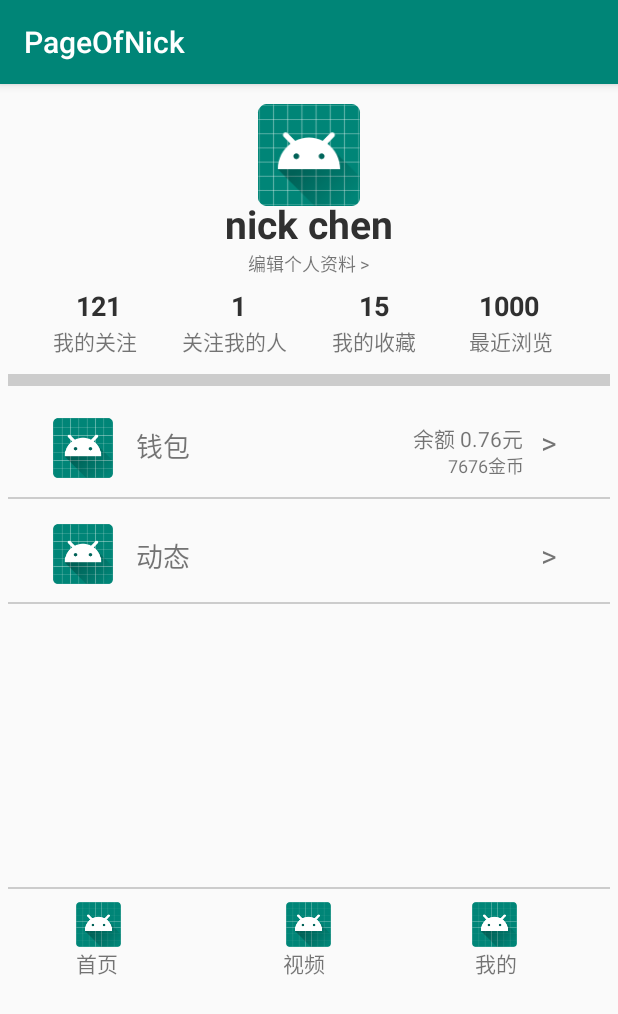
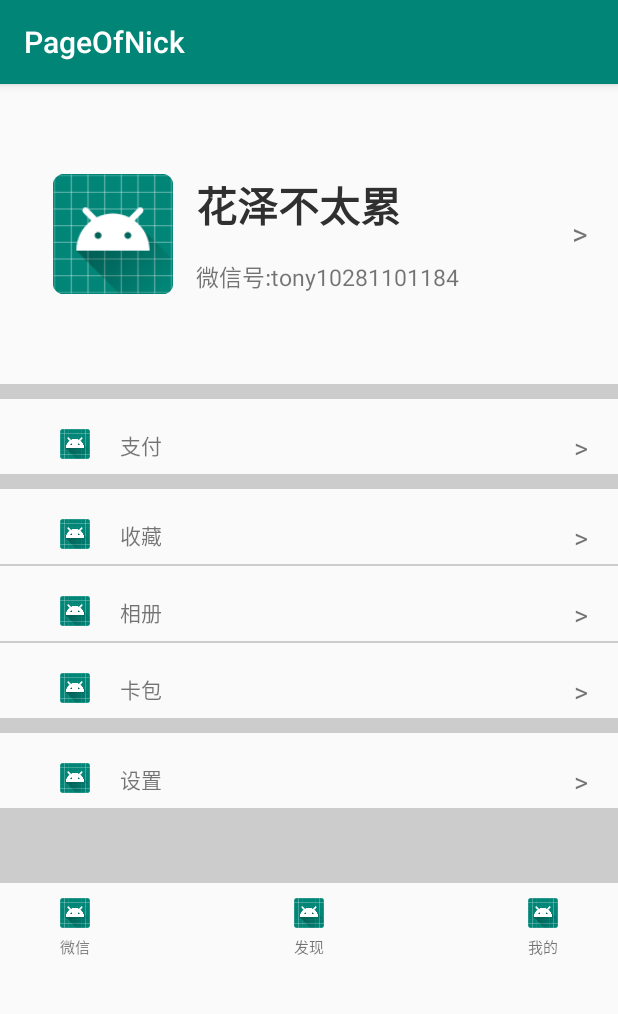
Before and after one commit to ZhoujunyuJuly/ActivityTest, an Android app: the screen it shows after launch (MainActivity), on a phone screen of 412 x 824 dp. Shown: the top 1014 px of the screen. Run offline under Robolectric (Android 15) with nearby library versions, the phone set to English and light mode, and no system bars.

Commit message:
wechat page

```diff
--- a/pageofnick/src/main/java/com/example/pageofnick/MainActivity.java
+++ b/pageofnick/src/main/java/com/example/pageofnick/MainActivity.java
@@ -8,6 +8,6 @@ public class MainActivity extends AppCompatActivity {
     @Override
     protected void onCreate(Bundle savedInstanceState) {
         super.onCreate(savedInstanceState);
-        setContentView(R.layout.page);
+        setContentView(R.layout.mainpage);
     }
 }
--- /dev/null
+++ b/pageofnick/src/main/res/layout/mainpage.xml
@@ -0,0 +1,322 @@
+<?xml version="1.0" encoding="utf-8"?>
+<RelativeLayout xmlns:android="http://schemas.android.com/apk/res/android"
+    android:layout_width="match_parent" android:layout_height="match_parent">
+
+    <RelativeLayout
+        android:id="@+id/top"
+        android:layout_width="match_parent"
+        android:layout_height="200dp"
+        android:layout_alignParentTop="true">
+
+        <ImageView
+            android:id="@+id/portrait"
+            android:layout_width="80dp"
+            android:layout_height="80dp"
+            android:src="@mipmap/ic_launcher_round"
+            android:layout_alignParentLeft="true"
+            android:layout_marginLeft="35dp"
+            android:layout_centerVertical="true"/>
+
+        <TextView
+            android:id="@+id/wechat_name"
+            android:layout_width="wrap_content"
+            android:layout_height="wrap_content"
+            android:text="花泽不太累"
+            android:textSize="27dp"
+            android:layout_toRightOf="@id/portrait"
+            android:layout_alignTop="@id/portrait"
+            android:layout_marginLeft="15dp"
+            android:textColor="@color/colorBlack"
+            android:textStyle="bold"/>
+
+        <TextView
+            android:layout_width="wrap_content"
+            android:layout_height="wrap_content"
+            android:text="微信号:tony10281101184"
+            android:textSize="15dp"
+            android:layout_alignBottom="@id/portrait"
+            android:layout_alignLeft="@id/wechat_name"
+            />
+
+        <TextView
+            android:layout_width="wrap_content"
+            android:layout_height="wrap_content"
+            android:text=">"
+            android:layout_alignParentRight="true"
+            android:layout_marginRight="20dp"
+            android:layout_centerVertical="true"
+            android:textSize="20dp"/>
+
+
+    </RelativeLayout>
+
+    <LinearLayout
+        android:id="@+id/middle"
+        android:layout_width="match_parent"
+        android:layout_height="500dp"
+        android:layout_alignBottom="@+id/top"
+        android:layout_centerVertical="true"
+        android:layout_marginBottom="-500dp"
+        android:orientation="vertical">
+
+
+        <View
+            android:id="@+id/line1"
+            android:layout_width="fill_parent"
+            android:layout_height="10dp"
+            android:background="@color/colorGrey">
+
+        </View>
+
+        <RelativeLayout
+            android:layout_width="match_parent"
+            android:layout_height="50dp">
+
+            <ImageView
+                android:id="@+id/payImg"
+                android:layout_width="20dp"
+                android:layout_height="20dp"
+                android:layout_marginLeft="40dp"
+                android:layout_marginTop="20dp"
+                android:src="@mipmap/ic_launcher_round" />
+
+            <TextView
+                android:layout_width="wrap_content"
+                android:layout_height="wrap_content"
+                android:layout_alignTop="@id/payImg"
+                android:layout_marginLeft="20dp"
+                android:layout_toRightOf="@id/payImg"
+                android:text="支付" />
+
+            <TextView
+                android:layout_width="wrap_content"
+                android:layout_height="wrap_content"
+                android:layout_alignTop="@+id/payImg"
+                android:layout_alignParentRight="true"
+                android:layout_marginRight="20dp"
+                android:text=">"
+                android:textSize="18dp" />
+
+        </RelativeLayout>
+
+        <View
+            android:id="@+id/line2"
+            android:layout_width="fill_parent"
+            android:layout_height="10dp"
+            android:background="@color/colorGrey">
+
+        </View>
+
+
+        <RelativeLayout
+            android:layout_width="match_parent"
+            android:layout_height="50dp">
+
+            <ImageView
+                android:id="@+id/payCollect"
+                android:layout_width="20dp"
+                android:layout_height="20dp"
+                android:layout_marginLeft="40dp"
+                android:layout_marginTop="20dp"
+                android:src="@mipmap/ic_launcher_round" />
+
+            <TextView
+                android:layout_width="wrap_content"
+                android:layout_height="wrap_content"
+                android:layout_alignTop="@id/payCollect"
+                android:layout_marginLeft="20dp"
+                android:layout_toRightOf="@id/payCollect"
+                android:text="收藏" />
+
+            <TextView
+                android:layout_width="wrap_content"
+                android:layout_height="wrap_content"
+                android:layout_alignTop="@+id/payCollect"
+                android:layout_alignParentRight="true"
+                android:layout_marginRight="20dp"
+                android:text=">"
+                android:textSize="18dp" />
+
+        </RelativeLayout>
+
+        <View
+            android:layout_width="fill_parent"
+            android:layout_height="1dp"
+            android:background="@color/colorGrey"></View>
+
+
+        <RelativeLayout
+            android:layout_width="match_parent"
+            android:layout_height="50dp">
+
+            <ImageView
+                android:id="@+id/payPhoto"
+                android:layout_width="20dp"
+                android:layout_height="20dp"
+                android:layout_marginLeft="40dp"
+                android:layout_marginTop="20dp"
+                android:src="@mipmap/ic_launcher_round" />
+
+            <TextView
+                android:layout_width="wrap_content"
+                android:layout_height="wrap_content"
+                android:layout_alignTop="@id/payPhoto"
+                android:layout_marginLeft="20dp"
+                android:layout_toRightOf="@id/payPhoto"
+                android:text="相册" />
+
+            <TextView
+                android:layout_width="wrap_content"
+                android:layout_height="wrap_content"
+                android:layout_alignTop="@+id/payPhoto"
+                android:layout_alignParentRight="true"
+                android:layout_marginRight="20dp"
+                android:text=">"
+                android:textSize="18dp" />
+
+        </RelativeLayout>
+
+        <View
+            android:layout_width="fill_parent"
+            android:layout_height="1dp"
+            android:background="@color/colorGrey"></View>
+
+        <RelativeLayout
+            android:layout_width="match_parent"
+            android:layout_height="50dp">
+
+            <ImageView
+                android:id="@+id/payCard"
+                android:layout_width="20dp"
+                android:layout_height="20dp"
+                android:layout_marginLeft="40dp"
+                android:layout_marginTop="20dp"
+                android:src="@mipmap/ic_launcher_round" />
+
+            <TextView
+                android:layout_width="wrap_content"
+                android:layout_height="wrap_content"
+                android:layout_alignTop="@id/payCard"
+                android:layout_marginLeft="20dp"
+                android:layout_toRightOf="@id/payCard"
+                android:text="卡包" />
+
+            <TextView
+                android:layout_width="wrap_content"
+                android:layout_height="wrap_content"
+                android:layout_alignTop="@+id/payCard"
+                android:layout_alignParentRight="true"
+                android:layout_marginRight="20dp"
+                android:text=">"
+                android:textSize="18dp" />
+
+        </RelativeLayout>
+
+        <View
+            android:layout_width="fill_parent"
+            android:layout_height="10dp"
+            android:background="@color/colorGrey"></View>
+
+        <RelativeLayout
+            android:layout_width="match_parent"
+            android:layout_height="50dp">
+
+            <ImageView
+                android:id="@+id/paySetting"
+                android:layout_width="20dp"
+                android:layout_height="20dp"
+                android:layout_marginLeft="40dp"
+                android:layout_marginTop="20dp"
+                android:src="@mipmap/ic_launcher_round" />
+
+            <TextView
+                android:layout_width="wrap_content"
+                android:layout_height="wrap_content"
+                android:layout_alignTop="@id/paySetting"
+                android:layout_marginLeft="20dp"
+                android:layout_toRightOf="@id/paySetting"
+                android:text="设置" />
+
+            <TextView
+                android:layout_width="wrap_content"
+                android:layout_height="wrap_content"
+                android:layout_alignTop="@+id/paySetting"
+                android:layout_alignParentRight="true"
+                android:layout_marginRight="20dp"
+                android:text=">"
+                android:textSize="18dp" />
+
+        </RelativeLayout>
+
+
+        <View
+            android:layout_width="fill_parent"
+            android:layout_height="50dp"
+            android:background="@color/colorGrey"></View>
+
+
+        <RelativeLayout
+            android:layout_width="match_parent"
+            android:layout_height="50dp"
+            android:layout_marginBottom="0dp">
+
+            <ImageView
+                android:id="@+id/payChat"
+                android:layout_width="20dp"
+                android:layout_height="20dp"
+                android:layout_marginLeft="40dp"
+                android:layout_marginTop="10dp"
+                android:src="@mipmap/ic_launcher_round" />
+
+            <TextView
+                android:layout_width="wrap_content"
+                android:layout_height="wrap_content"
+                android:layout_alignLeft="@id/payChat"
+                android:layout_alignBottom="@id/payChat"
+                android:text="微信"
+                android:layout_marginBottom="-20dp"
+                android:textSize="10dp"/>
+
+            <ImageView
+                android:id="@+id/payFind"
+                android:layout_width="20dp"
+                android:layout_height="20dp"
+                android:layout_centerHorizontal="true"
+                android:layout_marginTop="10dp"
+                android:src="@mipmap/ic_launcher_round" />
+
+            <TextView
+                android:layout_width="wrap_content"
+                android:layout_height="wrap_content"
+                android:layout_alignLeft="@id/payFind"
+                android:layout_alignBottom="@id/payFind"
+                android:layout_centerHorizontal="true"
+                android:text="发现"
+                android:layout_marginBottom="-20dp"
+                android:textSize="10dp"/>
+
+            <ImageView
+                android:id="@+id/payMine"
+                android:layout_width="20dp"
+                android:layout_height="20dp"
+                android:layout_alignParentRight="true"
+                android:layout_marginTop="10dp"
+                android:layout_marginRight="40dp"
+                android:src="@mipmap/ic_launcher_round" />
+
+            <TextView
+                android:layout_width="wrap_content"
+                android:layout_height="wrap_content"
+                android:layout_alignLeft="@id/payMine"
+                android:layout_alignBottom="@id/payMine"
+                android:layout_centerHorizontal="true"
+                android:text="我的"
+                android:layout_marginBottom="-20dp"
+                android:textSize="10dp"/>
+        </RelativeLayout>
+
+
+    </LinearLayout>
+
+
+</RelativeLayout>
--- a/pageofnick/src/main/res/layout/page.xml
+++ /dev/null
@@ -1,305 +0,0 @@
-<?xml version="1.0" encoding="utf-8"?>
-<android.support.constraint.ConstraintLayout xmlns:android="http://schemas.android.com/apk/res/android"
-    xmlns:cardview="http://schemas.android.com/apk/res-auto"
-    xmlns:tools="http://schemas.android.com/tools"
-    android:layout_width="match_parent"
-    android:layout_height="match_parent">
-
-    <!--<android.support.v7.widget.CardView-->
-        <!--android:id="@+id/cardView"-->
-        <!--android:layout_width="match_parent"-->
-        <!--android:layout_height="match_parent"-->
-        <!--cardview:cardCornerRadius="15dp"-->
-        <!--cardview:cardElevation="15dp"-->
-        cardview:contentPadding="5dp">
-
-
-        <RelativeLayout
-            android:layout_width="match_parent"
-            android:layout_height="match_parent"
-            android:orientation="vertical"
-
-
-            android:layout_margin="5dp">
-
-            <ImageView
-                android:id="@+id/portrait"
-                android:layout_width="match_parent"
-                android:layout_height="68dp"
-                android:layout_marginTop="8dp"
-                android:src="@mipmap/ic_launcher_round" />
-
-
-            <TextView
-                android:layout_width="wrap_content"
-                android:layout_height="wrap_content"
-                android:layout_centerHorizontal="true"
-                android:layout_marginTop="70dp"
-                android:textSize="26dp"
-                android:textStyle="bold"
-                android:textColor="@color/colorBlack"
-                android:text="nick chen"/>
-
-            <TextView
-                android:layout_width="wrap_content"
-                android:layout_height="wrap_content"
-                android:layout_centerHorizontal="true"
-                android:layout_marginTop="105dp"
-                android:textSize="12dp"
-                android:text="编辑个人资料 >"/>
-
-            <TextView
-                android:id="@+id/follownumber"
-                android:layout_width="wrap_content"
-                android:layout_height="20dp"
-                android:layout_marginLeft="45dp"
-                android:layout_marginTop="130dp"
-                android:text="121"
-                android:textColor="@color/colorBlack"
-                android:textSize="18dp"
-                android:textStyle="bold" />
-
-            <TextView
-                android:id="@+id/follow"
-                android:layout_width="wrap_content"
-                android:layout_height="20dp"
-                android:layout_marginLeft="30dp"
-                android:layout_marginTop="155dp"
-                android:text="我的关注" />
-
-
-            <TextView
-                android:id="@+id/followme"
-                android:layout_width="wrap_content"
-                android:layout_height="20dp"
-                android:layout_marginLeft="30dp"
-                android:layout_marginTop="155dp"
-                android:layout_toRightOf="@id/follow"
-                android:text="关注我的人" />
-
-            <TextView
-                android:id="@+id/follownumberme"
-                android:layout_width="wrap_content"
-                android:layout_height="20dp"
-                android:layout_marginLeft="73dp"
-                android:layout_marginTop="130dp"
-                android:layout_toRightOf="@id/follownumber"
-                android:text="1"
-                android:textColor="@color/colorBlack"
-                android:textSize="18dp"
-                android:textStyle="bold" />
-
-            <TextView
-                android:id="@+id/collect"
-                android:layout_width="wrap_content"
-                android:layout_height="20dp"
-                android:layout_marginLeft="30dp"
-                android:layout_marginTop="155dp"
-                android:layout_toRightOf="@id/followme"
-                android:text="我的收藏" />
-
-            <TextView
-                android:id="@+id/collectnumber"
-                android:layout_width="wrap_content"
-                android:layout_height="20dp"
-                android:layout_marginLeft="75dp"
-                android:layout_marginTop="130dp"
-                android:layout_toRightOf="@id/follownumberme"
-                android:text="15"
-                android:textColor="@color/colorBlack"
-                android:textSize="18dp"
-                android:textStyle="bold" />
-
-            <TextView
-                android:id="@+id/read"
-                android:layout_width="wrap_content"
-                android:layout_height="20dp"
-                android:layout_marginLeft="35dp"
-                android:layout_marginTop="155dp"
-                android:layout_toRightOf="@id/collect"
-                android:text="最近浏览" />
-
-            <TextView
-                android:id="@+id/readnumber"
-                android:layout_width="wrap_content"
-                android:layout_height="20dp"
-                android:layout_marginLeft="60dp"
-                android:layout_marginTop="130dp"
-                android:layout_toRightOf="@id/collectnumber"
-                android:text="1000"
-                android:textColor="@color/colorBlack"
-                android:textSize="18dp"
-                android:textStyle="bold" />
-
-            <View
-                android:layout_width="fill_parent"
-                android:layout_marginTop="188dp"
-                android:layout_height="8dp"
-                android:background="@color/colorGrey" />
-
-            <ImageView
-                android:id="@+id/wallet"
-                android:layout_width="40dp"
-                android:layout_height="40dp"
-                android:layout_marginLeft="30dp"
-                android:src="@mipmap/ic_launcher_round"
-                android:layout_marginTop="217dp"/>
-
-            <TextView
-                android:layout_width="wrap_content"
-                android:layout_height="wrap_content"
-                android:layout_toRightOf="@id/wallet"
-                android:layout_marginTop="222dp"
-                android:layout_marginLeft="15dp"
-                android:textSize="18dp"
-                android:text="钱包"/>
-
-            <TextView
-                android:id="@+id/rest"
-                android:layout_width="wrap_content"
-                android:layout_height="wrap_content"
-                android:layout_marginLeft="270dp"
-                android:layout_marginTop="220dp"
-                android:text="余额 0.76元"/>
-
-            <TextView
-                android:layout_width="wrap_content"
-                android:layout_height="wrap_content"
-                android:layout_marginLeft="293dp"
-                android:layout_marginTop="240dp"
-                android:textSize="12dp"
-                android:text="7676金币"/>
-
-            <TextView
-                android:layout_width="wrap_content"
-                android:layout_height="wrap_content"
-                android:layout_marginLeft="355dp"
-                android:layout_marginTop="220dp"
-                android:textSize="20dp"
-                android:text=">"/>
-
-            <View
-                android:layout_width="fill_parent"
-                android:layout_marginTop="270dp"
-                android:layout_height="1dp"
-                android:background="@color/colorGrey" />
-
-
-            <ImageView
-                android:layout_width="40dp"
-                android:layout_height="40dp"
-                android:layout_marginLeft="30dp"
-                android:src="@mipmap/ic_launcher_round"
-                android:layout_marginTop="288dp"/>
-
-            <TextView
-                android:layout_width="wrap_content"
-                android:layout_height="wrap_content"
-                android:layout_toRightOf="@id/wallet"
-                android:layout_marginTop="295dp"
-                android:layout_marginLeft="15dp"
-                android:textSize="18dp"
-                android:text="动态"/>
-
-
-            <TextView
-                android:layout_width="wrap_content"
-                android:layout_height="wrap_content"
-                android:layout_marginLeft="355dp"
-                android:layout_marginTop="295dp"
-                android:textSize="20dp"
-                android:text=">"/>
-
-            <View
-                android:layout_width="fill_parent"
-                android:layout_marginTop="340dp"
-                android:layout_height="1dp"
-                android:background="@color/colorGrey" />
-
-
-            <View
-                android:layout_width="fill_parent"
-                android:layout_marginTop="530dp"
-                android:layout_height="1dp"
-                android:background="@color/colorGrey" />
-
-
-            <ImageView
-                android:id="@+id/first"
-                android:layout_width="30dp"
-                android:layout_height="30dp"
-                android:layout_marginTop="540dp"
-                android:layout_marginLeft="45dp"
-                android:src="@mipmap/ic_launcher_round"
-                />
-
-            <ImageView
-                android:id="@+id/video"
-                android:layout_width="30dp"
-                android:layout_height="30dp"
-                android:layout_marginTop="540dp"
-                android:layout_toRightOf="@+id/first"
-                android:layout_marginLeft="110dp"
-                android:src="@mipmap/ic_launcher_round"
-                />
-
-            <ImageView
-                android:id="@+id/mine"
-                android:layout_width="30dp"
-                android:layout_height="30dp"
-                android:layout_marginTop="540dp"
-                android:layout_toRightOf="@+id/video"
-                android:layout_marginLeft="94dp"
-                android:src="@mipmap/ic_launcher_round"
-                />
-
-            <TextView
-            android:id="@+id/firstpage"
-            android:layout_width="30dp"
-            android:layout_height="30dp"
-            android:layout_marginTop="570dp"
-            android:layout_marginLeft="45dp"
-            android:text="首页"
-            />
-
-
-            <TextView
-                android:id="@+id/videotext"
-                android:layout_width="30dp"
-                android:layout_height="30dp"
-                android:layout_marginTop="570dp"
-                android:layout_marginLeft="108dp"
-                android:layout_toRightOf="@+id/firstpage"
-                android:text="视频"
-                />
-
-
-            <TextView
-                android:id="@+id/minetext"
-                android:layout_width="30dp"
-                android:layout_height="30dp"
-                android:layout_marginTop="570dp"
-                android:layout_marginLeft="98dp"
-                android:layout_toRightOf="@+id/videotext"
-                android:text="我的"
-                />
-
-
-
-
-
-
-
-
-        </RelativeLayout>
-
-
-    <!--</android.support.v7.widget.CardView>-->
-
-
-
-
-
-
-
-</android.support.constraint.ConstraintLayout>
```
Also changed, not shown: 2 other files.
